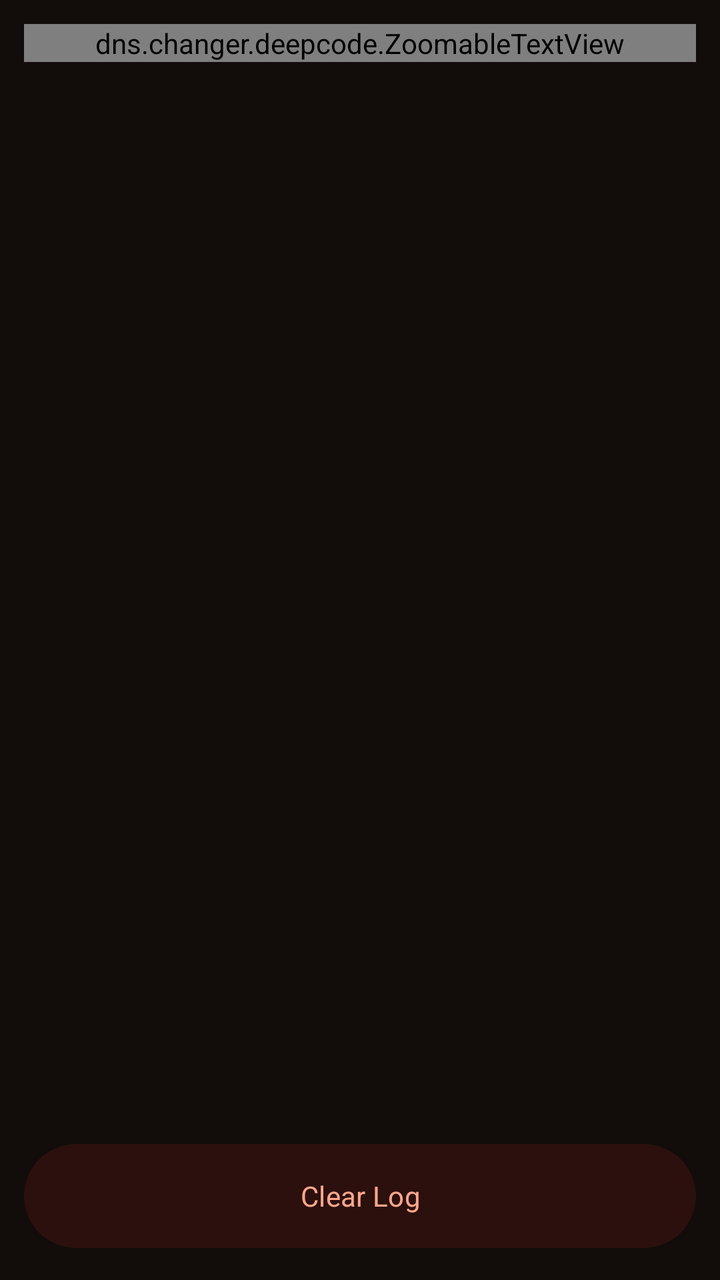
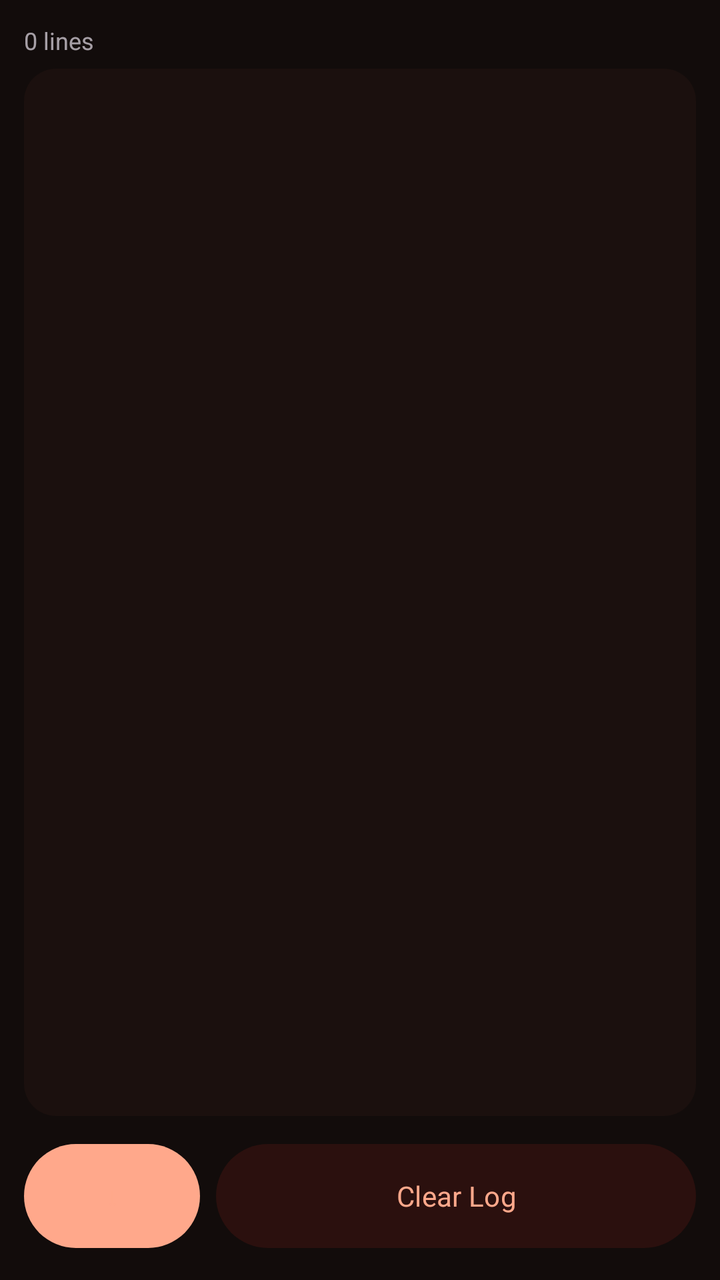

Screens rendered from an Android XML layout before and after an edit, with the pre-edit source and the edit as a unified diff.
<!-- AndroidManifest.xml: activity theme AppTheme -->
<!-- res/layout/activity_dns_log.xml -->
<?xml version="1.0" encoding="utf-8"?>
<LinearLayout xmlns:android="http://schemas.android.com/apk/res/android"
    xmlns:app="http://schemas.android.com/apk/res-auto"
    android:orientation="vertical" 
    android:layout_width="match_parent"
    android:layout_height="match_parent"
    android:padding="12dp"
    android:background="?attr/colorPrimaryDark">

    <ScrollView
        android:id="@+id/log_scroll_view"
        android:layout_width="match_parent"
        android:layout_height="0dp"
        app:backgroundTint="?attr/colorAccent"
            app:cornerRadius="30dp"
        android:layout_weight="1">

        <dns.changer.deepcode.ZoomableTextView
            android:id="@+id/log_text_view"
            android:layout_width="match_parent"
            android:layout_height="wrap_content"
            android:textSize="13sp"
            android:textColor="?attr/colorOnSurface"
            android:textIsSelectable="true"
            android:typeface="monospace"/>
    </ScrollView>

    <LinearLayout
        android:layout_width="match_parent"
        android:layout_height="wrap_content"
        android:orientation="horizontal"
        android:gravity="center">

        <com.google.android.material.button.MaterialButton
            android:id="@+id/clear_log_button"
            android:layout_width="match_parent"
            android:layout_height="60dp"
            android:text="Clear Log"
            app:rippleColor="@android:color/transparent"
            android:textColor="?attr/colorOnPrimary"
            app:backgroundTint="?attr/colorPrimary"
            app:cornerRadius="30dp"/>
    </LinearLayout>
</LinearLayout>
<!-- resources referenced by this layout -->
<resources>
  <style name="AppTheme" parent="Theme.Material3.Dark.NoActionBar">
          <item name="colorOnPrimary">#FFA88B</item>
          <item name="colorPrimary">#2B100E</item>
          <item name="fontFamily">@font/appfont</item>
          <item name="colorPrimaryVariant">#1B100E</item>
          <item name="colorPrimaryDark">#120C0B</item>
          <item name="colorAccent">#FFA88B</item>
          <item name="colorControlActivated">#FFA88B</item>
          <item name="colorControlHighlight">#352726</item>
          <item name="colorControlNormal">#E1B382</item>
          <item name="android:statusBarColor">#2B100E</item>
          <item name="dialogBackgroundColor">#1B100E</item>
          <item name="android:navigationBarColor">#392726</item>
      </style>
</resources>

<!-- the commit's change to res/layout/activity_dns_log.xml (unified diff, before → after) -->
@@ -1,44 +1,60 @@
 <?xml version="1.0" encoding="utf-8"?>
 <LinearLayout xmlns:android="http://schemas.android.com/apk/res/android"
     xmlns:app="http://schemas.android.com/apk/res-auto"
-    android:orientation="vertical" 
+    android:orientation="vertical"
     android:layout_width="match_parent"
     android:layout_height="match_parent"
     android:padding="12dp"
     android:background="?attr/colorPrimaryDark">
 
-    <ScrollView
-        android:id="@+id/log_scroll_view"
+    <TextView
+        android:id="@+id/log_count_label"
+        android:layout_width="match_parent"
+        android:layout_height="wrap_content"
+        android:layout_marginBottom="6dp"
+        android:textSize="12sp"
+        android:alpha="0.7"
+        android:textColor="?attr/colorOnSurface"
+        android:text="0 lines" />
+
+    <androidx.recyclerview.widget.RecyclerView
+        android:id="@+id/log_recycler_view"
         android:layout_width="match_parent"
         android:layout_height="0dp"
-        app:backgroundTint="?attr/colorAccent"
-            app:cornerRadius="30dp"
-        android:layout_weight="1">
-
-        <dns.changer.deepcode.ZoomableTextView
-            android:id="@+id/log_text_view"
-            android:layout_width="match_parent"
-            android:layout_height="wrap_content"
-            android:textSize="13sp"
-            android:textColor="?attr/colorOnSurface"
-            android:textIsSelectable="true"
-            android:typeface="monospace"/>
-    </ScrollView>
+        android:layout_weight="1"
+        android:background="@drawable/rounded_dialog_background"
+        android:clipToPadding="false"
+        android:paddingHorizontal="10dp"
+        android:paddingVertical="6dp"
+        android:scrollbars="vertical" />
 
     <LinearLayout
         android:layout_width="match_parent"
         android:layout_height="wrap_content"
+        android:layout_marginTop="10dp"
         android:orientation="horizontal"
         android:gravity="center">
 
         <com.google.android.material.button.MaterialButton
+            android:id="@+id/jump_bottom_button"
+            android:layout_width="wrap_content"
+            android:layout_height="60dp"
+            android:layout_marginEnd="8dp"
+            android:text="↓"
+            app:rippleColor="@android:color/transparent"
+            android:textColor="?attr/colorOnPrimary"
+            app:backgroundTint="?attr/colorAccent"
+            app:cornerRadius="30dp" />
+
+        <com.google.android.material.button.MaterialButton
             android:id="@+id/clear_log_button"
-            android:layout_width="match_parent"
+            android:layout_width="0dp"
+            android:layout_weight="1"
             android:layout_height="60dp"
             android:text="Clear Log"
             app:rippleColor="@android:color/transparent"
             android:textColor="?attr/colorOnPrimary"
             app:backgroundTint="?attr/colorPrimary"
-            app:cornerRadius="30dp"/>
+            app:cornerRadius="30dp" />
     </LinearLayout>
 </LinearLayout>
<!-- resource entries referenced after the edit -->
@@ -1,5 +1,11 @@
 <!-- resources referenced by this layout -->
 <resources>
+  <!-- drawable rounded_dialog_background (drawable) -->
+  <?xml version="1.0" encoding="utf-8"?>
+  <shape xmlns:android="http://schemas.android.com/apk/res/android">
+      <solid android:color="?attr/dialogBackgroundColor"/>
+      <corners android:radius="16dp"/>
+  </shape>
   <style name="AppTheme" parent="Theme.Material3.Dark.NoActionBar">
           <item name="colorOnPrimary">#FFA88B</item>
           <item name="colorPrimary">#2B100E</item>
